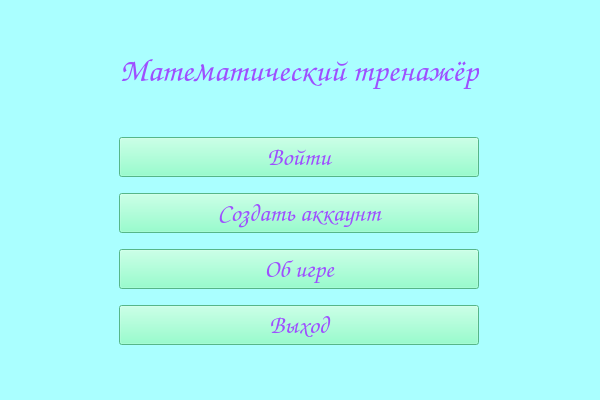
Qt form mainwindow.ui (Vladusecho/MathTrainer) before a commit.
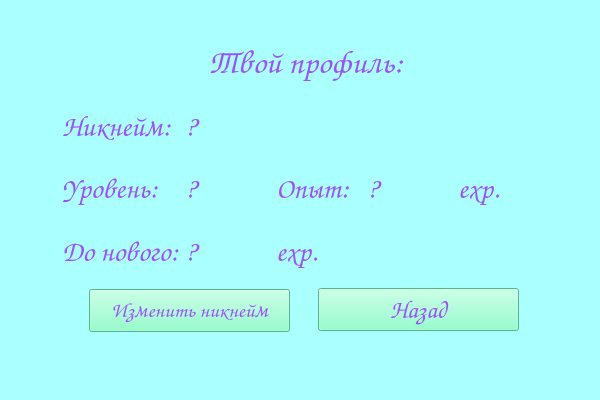
The same form after that commit. The open tabs and pages were chosen to show the change.

Commit message: Finished adding main_menu. Add working profile and exit question. Others little changes

What changed in the file:
```diff
--- a/mainwindow.ui
+++ b/mainwindow.ui
@@ -422,6 +422,308 @@
       </layout>
      </widget>
     </widget>
+    <widget class="QWidget" name="profile">
+     <widget class="QLabel" name="ll_main_menu_2">
+      <property name="geometry">
+       <rect>
+        <x>80</x>
+        <y>30</y>
+        <width>432</width>
+        <height>46</height>
+       </rect>
+      </property>
+      <property name="sizePolicy">
+       <sizepolicy hsizetype="Maximum" vsizetype="Maximum">
+        <horstretch>0</horstretch>
+        <verstretch>0</verstretch>
+       </sizepolicy>
+      </property>
+      <property name="font">
+       <font>
+        <family>Comic Sans MS</family>
+        <pointsize>25</pointsize>
+        <bold>true</bold>
+       </font>
+      </property>
+      <property name="styleSheet">
+       <string notr="true">color:rgb(158, 79, 255)</string>
+      </property>
+      <property name="text">
+       <string>Твой профиль:</string>
+      </property>
+      <property name="alignment">
+       <set>Qt::AlignmentFlag::AlignCenter</set>
+      </property>
+     </widget>
+     <widget class="QPushButton" name="btn_change_nickname">
+      <property name="geometry">
+       <rect>
+        <x>80</x>
+        <y>280</y>
+        <width>201</width>
+        <height>43</height>
+       </rect>
+      </property>
+      <property name="sizePolicy">
+       <sizepolicy hsizetype="Minimum" vsizetype="Maximum">
+        <horstretch>0</horstretch>
+        <verstretch>0</verstretch>
+       </sizepolicy>
+      </property>
+      <property name="font">
+       <font>
+        <family>Comic Sans MS</family>
+        <pointsize>16</pointsize>
+        <bold>true</bold>
+        <stylestrategy>PreferDefault</stylestrategy>
+       </font>
+      </property>
+      <property name="cursor">
+       <cursorShape>PointingHandCursor</cursorShape>
+      </property>
+      <property name="layoutDirection">
+       <enum>Qt::LayoutDirection::LeftToRight</enum>
+      </property>
+      <property name="styleSheet">
+       <string notr="true">color:rgb(158, 79, 255);
+background:rgb(120, 255, 192)</string>
+      </property>
+      <property name="text">
+       <string>Изменить никнейм</string>
+      </property>
+      <property name="autoDefault">
+       <bool>false</bool>
+      </property>
+      <property name="default">
+       <bool>false</bool>
+      </property>
+     </widget>
+     <widget class="QPushButton" name="btn_profile_back">
+      <property name="geometry">
+       <rect>
+        <x>309</x>
+        <y>279</y>
+        <width>201</width>
+        <height>43</height>
+       </rect>
+      </property>
+      <property name="sizePolicy">
+       <sizepolicy hsizetype="Minimum" vsizetype="Maximum">
+        <horstretch>0</horstretch>
+        <verstretch>0</verstretch>
+       </sizepolicy>
+      </property>
+      <property name="font">
+       <font>
+        <family>Comic Sans MS</family>
+        <pointsize>19</pointsize>
+        <bold>true</bold>
+        <stylestrategy>PreferDefault</stylestrategy>
+       </font>
+      </property>
+      <property name="cursor">
+       <cursorShape>PointingHandCursor</cursorShape>
+      </property>
+      <property name="layoutDirection">
+       <enum>Qt::LayoutDirection::LeftToRight</enum>
+      </property>
+      <property name="styleSheet">
+       <string notr="true">color:rgb(158, 79, 255);
+background:rgb(120, 255, 192)</string>
+      </property>
+      <property name="text">
+       <string>Назад</string>
+      </property>
+      <property name="autoDefault">
+       <bool>false</bool>
+      </property>
+     </widget>
+     <widget class="QWidget" name="gridLayoutWidget_2">
+      <property name="geometry">
+       <rect>
+        <x>53</x>
+        <y>89</y>
+        <width>481</width>
+        <height>181</height>
+       </rect>
+      </property>
+      <layout class="QGridLayout" name="gridLayout_2">
+       <item row="0" column="0">
+        <widget class="QLabel" name="label_3">
+         <property name="font">
+          <font>
+           <family>Comic Sans MS</family>
+           <pointsize>22</pointsize>
+           <bold>true</bold>
+          </font>
+         </property>
+         <property name="styleSheet">
+          <string notr="true">color:rgb(158, 79, 255)</string>
+         </property>
+         <property name="text">
+          <string>Никнейм:</string>
+         </property>
+        </widget>
+       </item>
+       <item row="1" column="0">
+        <widget class="QLabel" name="label_4">
+         <property name="font">
+          <font>
+           <family>Comic Sans MS</family>
+           <pointsize>22</pointsize>
+           <bold>true</bold>
+          </font>
+         </property>
+         <property name="styleSheet">
+          <string notr="true">color:rgb(158, 79, 255)</string>
+         </property>
+         <property name="text">
+          <string>Уровень:</string>
+         </property>
+        </widget>
+       </item>
+       <item row="1" column="2">
+        <widget class="QLabel" name="label_7">
+         <property name="font">
+          <font>
+           <family>Comic Sans MS</family>
+           <pointsize>22</pointsize>
+           <bold>true</bold>
+          </font>
+         </property>
+         <property name="styleSheet">
+          <string notr="true">color:rgb(158, 79, 255)</string>
+         </property>
+         <property name="text">
+          <string>Опыт:</string>
+         </property>
+        </widget>
+       </item>
+       <item row="1" column="1">
+        <widget class="QLabel" name="ll_lvl">
+         <property name="font">
+          <font>
+           <family>Comic Sans MS</family>
+           <pointsize>22</pointsize>
+           <italic>true</italic>
+           <bold>true</bold>
+          </font>
+         </property>
+         <property name="styleSheet">
+          <string notr="true">color:rgb(158, 79, 255)</string>
+         </property>
+         <property name="text">
+          <string>?</string>
+         </property>
+        </widget>
+       </item>
+       <item row="1" column="3">
+        <widget class="QLabel" name="ll_exp">
+         <property name="font">
+          <font>
+           <family>Comic Sans MS</family>
+           <pointsize>22</pointsize>
+           <italic>true</italic>
+           <bold>true</bold>
+          </font>
+         </property>
+         <property name="styleSheet">
+          <string notr="true">color:rgb(158, 79, 255)</string>
+         </property>
+         <property name="text">
+          <string>?</string>
+         </property>
+        </widget>
+       </item>
+       <item row="2" column="0">
+        <widget class="QLabel" name="label_5">
+         <property name="font">
+          <font>
+           <family>Comic Sans MS</family>
+           <pointsize>22</pointsize>
+           <bold>true</bold>
+          </font>
+         </property>
+         <property name="styleSheet">
+          <string notr="true">color:rgb(158, 79, 255)</string>
+         </property>
+         <property name="text">
+          <string>До нового:</string>
+         </property>
+        </widget>
+       </item>
+       <item row="1" column="4">
+        <widget class="QLabel" name="label_9">
+         <property name="font">
+          <font>
+           <family>Comic Sans MS</family>
+           <pointsize>22</pointsize>
+           <bold>true</bold>
+          </font>
+         </property>
+         <property name="styleSheet">
+          <string notr="true">color:rgb(158, 79, 255)</string>
+         </property>
+         <property name="text">
+          <string>exp.</string>
+         </property>
+        </widget>
+       </item>
+       <item row="0" column="1" colspan="4">
+        <widget class="QLabel" name="ll_nickname">
+         <property name="font">
+          <font>
+           <family>Comic Sans MS</family>
+           <pointsize>22</pointsize>
+           <italic>true</italic>
+           <bold>true</bold>
+          </font>
+         </property>
+         <property name="styleSheet">
+          <string notr="true">color:rgb(158, 79, 255)</string>
+         </property>
+         <property name="text">
+          <string>?</string>
+         </property>
+        </widget>
+       </item>
+       <item row="2" column="1">
+        <widget class="QLabel" name="ll_needed_exp">
+         <property name="font">
+          <font>
+           <family>Comic Sans MS</family>
+           <pointsize>22</pointsize>
+           <bold>true</bold>
+          </font>
+         </property>
+         <property name="styleSheet">
+          <string notr="true">color:rgb(158, 79, 255)</string>
+         </property>
+         <property name="text">
+          <string>?</string>
+         </property>
+        </widget>
+       </item>
+       <item row="2" column="2" colspan="3">
+        <widget class="QLabel" name="label_8">
+         <property name="font">
+          <font>
+           <family>Comic Sans MS</family>
+           <pointsize>22</pointsize>
+           <bold>true</bold>
+          </font>
+         </property>
+         <property name="styleSheet">
+          <string notr="true">color:rgb(158, 79, 255)</string>
+         </property>
+         <property name="text">
+          <string>exp.</string>
+         </property>
+        </widget>
+       </item>
+      </layout>
+     </widget>
+    </widget>
    </widget>
   </widget>
   <widget class="QMenuBar" name="menubar">
```
Left out of the diff: 4 changed lines with no effect on the pictures. The commit also changes 8 other files.
